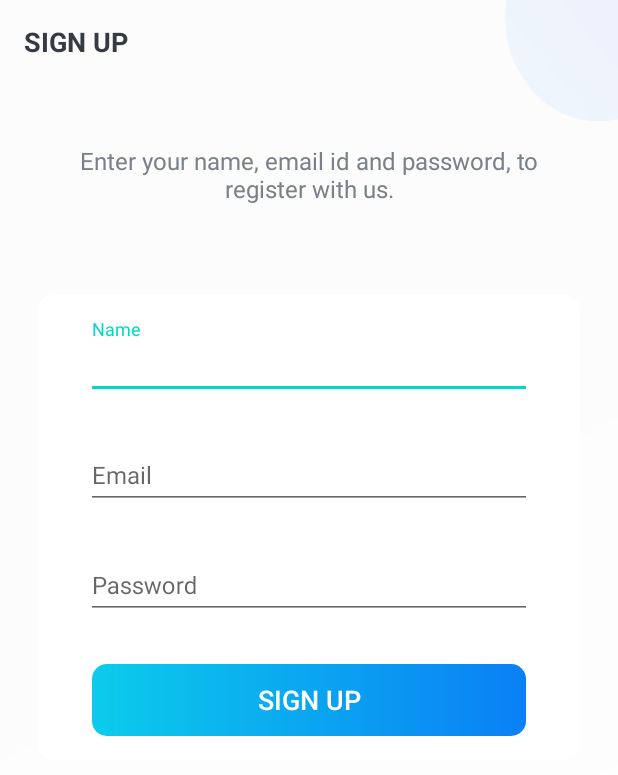
After one commit to brucewu1996/Google_DSC_food168, an Android app: the SignUpActivity screen opened directly, with no data from a screen before it, on a phone screen of 412 x 824 dp. The commit adds this screen. Shown: the top 775 px of the screen. Run offline under Robolectric (Android 15) with nearby library versions, the phone set to English and light mode, and no system bars; Roboto replaces fonts that are not available here.

Commit message:
add signup activity page and components

```diff
--- a/app/build.gradle
+++ b/app/build.gradle
@@ -41,6 +41,7 @@ dependencies {
     implementation 'androidx.appcompat:appcompat:1.2.0'
     implementation 'com.google.android.material:material:1.3.0'
     implementation 'androidx.constraintlayout:constraintlayout:2.0.4'
+    implementation 'com.google.android.material:material:1.1.0'
     testImplementation 'junit:junit:4.+'
     androidTestImplementation 'androidx.test.ext:junit:1.1.2'
     androidTestImplementation 'androidx.test.espresso:espresso-core:3.3.0'
--- a/app/src/main/AndroidManifest.xml
+++ b/app/src/main/AndroidManifest.xml
@@ -12,12 +12,8 @@
         android:roundIcon="@mipmap/ic_launcher_round"
         android:supportsRtl="true"
         android:theme="@style/AppTheme">
-        <activity
-            android:name=".IntroActivity"
-            android:screenOrientation="portrait"
-            android:theme="@style/AppTheme.NoActionBar">
-        </activity>
 
+        <!--1. Splash Activity-->
         <activity
             android:name=".SplashActivity"
             android:screenOrientation="portrait"
@@ -28,6 +24,17 @@
                 <category android:name="android.intent.category.LAUNCHER" />
             </intent-filter>
         </activity>
+
+        <!--2. Intro Activity-->
+        <activity
+            android:name=".IntroActivity"
+            android:screenOrientation="portrait"
+            android:theme="@style/AppTheme.NoActionBar" />
+
+        <!--3. Sign Up Activity-->
+        <activity android:name=".SignUpActivity"
+            android:screenOrientation="portrait"
+            android:theme="@style/AppTheme.NoActionBar"/>
 
         <provider
             android:name="androidx.core.content.FileProvider"
--- /dev/null
+++ b/app/src/main/java/com/example/androidcamera/SignUpActivity.kt
@@ -0,0 +1,11 @@
+package com.example.androidcamera
+
+import androidx.appcompat.app.AppCompatActivity
+import android.os.Bundle
+
+class SignUpActivity : AppCompatActivity() {
+    override fun onCreate(savedInstanceState: Bundle?) {
+        super.onCreate(savedInstanceState)
+        setContentView(R.layout.activity_sign_up)
+    }
+}
--- a/app/src/main/res/layout/activity_intro.xml
+++ b/app/src/main/res/layout/activity_intro.xml
@@ -46,7 +46,7 @@
         android:textSize="@dimen/intro_text_size" />
 
     <!--TODO (Step 8: Button background files are added in the drawable folder.)-->
-    <Button
+    <android.widget.Button
         android:id="@+id/btn_sign_in_intro"
         android:layout_width="match_parent"
         android:layout_height="wrap_content"
@@ -63,7 +63,7 @@
         android:textColor="@android:color/white"
         android:textSize="@dimen/btn_text_size" />
 
-    <Button
+    <android.widget.Button
         android:id="@+id/btn_sign_up_intro"
         android:layout_width="match_parent"
         android:layout_height="wrap_content"
--- /dev/null
+++ b/app/src/main/res/layout/activity_sign_up.xml
@@ -0,0 +1,127 @@
+<?xml version="1.0" encoding="utf-8"?>
+<!--The values for the drawable items, dimen, string and color values are added in their respective folders and files.-->
+<LinearLayout xmlns:android="http://schemas.android.com/apk/res/android"
+    xmlns:app="http://schemas.android.com/apk/res-auto"
+    xmlns:tools="http://schemas.android.com/tools"
+    android:layout_width="match_parent"
+    android:layout_height="match_parent"
+    android:background="@drawable/intro_background"
+    android:orientation="vertical"
+    tools:context=".SignUpActivity">
+
+    <androidx.appcompat.widget.Toolbar
+        android:id="@+id/toolbar_sign_up_activity"
+        android:layout_width="match_parent"
+        android:layout_height="?attr/actionBarSize">
+
+        <TextView
+            android:id="@+id/tv_title"
+            android:layout_width="match_parent"
+            android:layout_height="match_parent"
+            android:gravity="center_vertical"
+            android:text="@string/sign_up"
+            android:textColor="@color/primary_text_color"
+            android:textSize="@dimen/toolbar_title_text_size"
+            android:textStyle="bold" />
+
+    </androidx.appcompat.widget.Toolbar>
+
+    <LinearLayout
+        android:layout_width="match_parent"
+        android:layout_height="match_parent"
+        android:layout_gravity="center"
+        android:layout_marginTop="@dimen/authentication_screen_content_marginTop"
+        android:orientation="vertical">
+
+        <TextView
+            android:layout_width="match_parent"
+            android:layout_height="wrap_content"
+            android:layout_marginStart="@dimen/authentication_screen_marginStartEnd"
+            android:layout_marginEnd="@dimen/authentication_screen_marginStartEnd"
+            android:gravity="center"
+            android:text="@string/sign_up_description_text"
+            android:textColor="@color/secondary_text_color"
+            android:textSize="@dimen/authentication_description_text_size" />
+
+        <androidx.cardview.widget.CardView
+            android:layout_width="match_parent"
+            android:layout_height="wrap_content"
+            android:layout_marginStart="@dimen/authentication_screen_marginStartEnd"
+            android:layout_marginTop="@dimen/authentication_screen_card_view_marginTop"
+            android:layout_marginEnd="@dimen/authentication_screen_marginStartEnd"
+            android:elevation="@dimen/card_view_elevation"
+            app:cardCornerRadius="@dimen/card_view_corner_radius">
+
+            <LinearLayout
+                android:layout_width="match_parent"
+                android:layout_height="wrap_content"
+                android:orientation="vertical"
+                android:padding="@dimen/card_view_layout_content_padding">
+
+                <com.google.android.material.textfield.TextInputLayout
+                    android:layout_width="match_parent"
+                    android:layout_height="wrap_content"
+                    android:layout_marginStart="@dimen/authentication_screen_til_marginStartEnd"
+                    android:layout_marginEnd="@dimen/authentication_screen_til_marginStartEnd">
+
+                    <androidx.appcompat.widget.AppCompatEditText
+                        android:id="@+id/et_name"
+                        android:layout_width="match_parent"
+                        android:layout_height="wrap_content"
+                        android:hint="@string/name"
+                        android:inputType="textEmailAddress"
+                        android:textSize="@dimen/et_text_size" />
+                </com.google.android.material.textfield.TextInputLayout>
+
+                <com.google.android.material.textfield.TextInputLayout
+                    android:layout_width="match_parent"
+                    android:layout_height="wrap_content"
+                    android:layout_marginStart="@dimen/authentication_screen_til_marginStartEnd"
+                    android:layout_marginTop="@dimen/authentication_screen_til_marginTop"
+                    android:layout_marginEnd="@dimen/authentication_screen_til_marginStartEnd">
+
+                    <androidx.appcompat.widget.AppCompatEditText
+                        android:id="@+id/et_email"
+                        android:layout_width="match_parent"
+                        android:layout_height="wrap_content"
+                        android:hint="@string/email"
+                        android:inputType="textEmailAddress"
+                        android:textSize="@dimen/et_text_size" />
+                </com.google.android.material.textfield.TextInputLayout>
+
+                <com.google.android.material.textfield.TextInputLayout
+                    android:layout_width="match_parent"
+                    android:layout_height="wrap_content"
+                    android:layout_marginStart="@dimen/authentication_screen_til_marginStartEnd"
+                    android:layout_marginTop="@dimen/authentication_screen_til_marginTop"
+                    android:layout_marginEnd="@dimen/authentication_screen_til_marginStartEnd">
+
+                    <androidx.appcompat.widget.AppCompatEditText
+                        android:id="@+id/et_password"
+                        android:layout_width="match_parent"
+                        android:layout_height="wrap_content"
+                        android:hint="@string/password"
+                        android:inputType="textPassword"
+                        android:textSize="16sp" />
+                </com.google.android.material.textfield.TextInputLayout>
+
+                <android.widget.Button
+                    android:id="@+id/btn_sign_up"
+                    android:layout_width="match_parent"
+                    android:layout_height="wrap_content"
+                    android:layout_gravity="center"
+                    android:layout_marginStart="@dimen/btn_marginStartEnd"
+                    android:layout_marginTop="@dimen/sign_up_screen_btn_marginTop"
+                    android:layout_marginEnd="@dimen/btn_marginStartEnd"
+                    android:background="@drawable/shape_button_rounded"
+                    android:foreground="?attr/selectableItemBackground"
+                    android:gravity="center"
+                    android:paddingTop="@dimen/btn_paddingTopBottom"
+                    android:paddingBottom="@dimen/btn_paddingTopBottom"
+                    android:text="@string/sign_up"
+                    android:textColor="@android:color/white"
+                    android:textSize="@dimen/btn_text_size" />
+            </LinearLayout>
+        </androidx.cardview.widget.CardView>
+    </LinearLayout>
+</LinearLayout>
--- a/app/src/main/res/values/dimens.xml
+++ b/app/src/main/res/values/dimens.xml
@@ -16,4 +16,19 @@
     <dimen name="btn_paddingTopBottom">8dp</dimen>
     <dimen name="intro_screen_sign_up_btn_marginTop">15dp</dimen>
     <dimen name="btn_text_size">18sp</dimen>
+
+
+    <dimen name="sign_up_screen_btn_marginTop">30dp</dimen>
+    <dimen name="toolbar_title_text_size">18sp</dimen>
+    <dimen name="authentication_screen_content_marginTop">40dp</dimen>
+    <dimen name="authentication_description_text_size">16sp</dimen>
+    <dimen name="authentication_screen_marginStartEnd">25dp</dimen>
+    <dimen name="authentication_screen_card_view_marginTop">60dp</dimen>
+    <dimen name="card_view_elevation">10dp</dimen>
+    <dimen name="card_view_corner_radius">10dp</dimen>
+    <dimen name="card_view_layout_content_padding">16dp</dimen>
+    <dimen name="authentication_screen_til_marginStartEnd">16dp</dimen>
+    <dimen name="et_text_size">16sp</dimen>
+    <dimen name="authentication_screen_til_marginTop">20dp</dimen>
+
 </resources>
--- a/app/src/main/res/values/strings.xml
+++ b/app/src/main/res/values/strings.xml
@@ -7,4 +7,10 @@
     <string name="intro_text_description">Collaborate and Plan Together Across Multiple Devices on Projemanag’s Minimalist Interface.</string>
     <string name="sign_in">SIGN IN</string>
     <string name="sign_up">SIGN UP</string>
+
+    <!--sign up page-->
+    <string name="sign_up_description_text">Enter your name, email id and password, to register with us.</string>
+    <string name="name">Name</string>
+    <string name="password">Password</string>
+    <string name="email">Email</string>
 </resources>
```
Also changed, not shown: gradle/wrapper/gradle-wrapper.properties, 4 other files.
